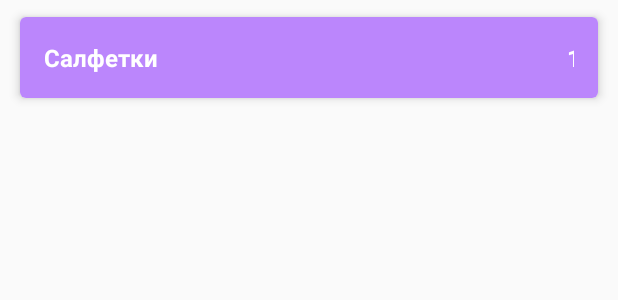
After one commit to NikaNed/ShoppingList, an Android app: the layout item_shop_enabled.xml on its own in the app's theme, with its tools: preview values and no code run, on a phone screen of 412 x 824 dp. The commit adds this screen. Shown: the top 300 px of the screen. Run offline under Robolectric (Android 15) with nearby library versions, the phone set to English and light mode, and no system bars.

Commit message:
create layout shopping list

```diff
--- a/app/src/main/java/com/example/myshoppinglist/data/ShopListRepositoryImpl.kt
+++ b/app/src/main/java/com/example/myshoppinglist/data/ShopListRepositoryImpl.kt
@@ -13,7 +13,7 @@ object ShopListRepositoryImpl: ShopListRepository {
     private var autoIncrementId = 0
 
     init {
-        for (i in 1 until 10) {
+        for (i in 0 until 10) {
             val item = ShopItem("Name $i", i, enabled = true)
             addShopItem(item)
         }
--- /dev/null
+++ b/app/src/main/res/drawable/ic_button_add.xml
@@ -0,0 +1,5 @@
+<vector android:height="24dp" android:tint="#6EE7CF"
+    android:viewportHeight="24" android:viewportWidth="24"
+    android:width="24dp" xmlns:android="http://schemas.android.com/apk/res/android">
+    <path android:fillColor="@android:color/white" android:pathData="M12,2C6.48,2 2,6.48 2,12s4.48,10 10,10 10,-4.48 10,-10S17.52,2 12,2zM17,13h-4v4h-2v-4L7,13v-2h4L11,7h2v4h4v2z"/>
+</vector>
--- /dev/null
+++ b/app/src/main/res/layout/item_shop_enabled.xml
@@ -0,0 +1,55 @@
+<?xml version="1.0" encoding="utf-8"?>
+<androidx.constraintlayout.widget.ConstraintLayout xmlns:android="http://schemas.android.com/apk/res/android"
+    xmlns:app="http://schemas.android.com/apk/res-auto"
+    android:layout_width="match_parent"
+    android:layout_height="wrap_content"
+    xmlns:tools="http://schemas.android.com/tools">
+
+    <androidx.cardview.widget.CardView
+        android:layout_width="match_parent"
+        android:layout_height="wrap_content"
+        android:layout_marginStart="8dp"
+        android:layout_marginTop="4dp"
+        android:layout_marginEnd="8dp"
+        android:layout_marginBottom="4dp"
+        app:cardCornerRadius="4dp"
+        app:cardElevation="4dp"
+        app:cardUseCompatPadding="true"
+        app:layout_constraintBottom_toBottomOf="parent"
+        app:layout_constraintEnd_toEndOf="parent"
+        app:layout_constraintStart_toStartOf="parent"
+        app:layout_constraintTop_toTopOf="parent">
+
+        <LinearLayout
+            android:layout_width="match_parent"
+            android:layout_height="wrap_content"
+            android:orientation="horizontal"
+            android:background="@color/purple_200"
+            android:padding="16dp">
+
+            <TextView
+                android:id="@+id/tv_name"
+                android:layout_width="match_parent"
+                android:layout_height="wrap_content"
+                android:layout_weight="1"
+                android:textColor="@color/white"
+                android:textSize="16sp"
+                android:textStyle="bold"
+                tools:text="Салфетки" />
+
+            <TextView
+                android:id="@+id/tv_count"
+                android:layout_width="wrap_content"
+                android:layout_height="wrap_content"
+                android:layout_weight="1"
+                android:textColor="@color/white"
+                android:textSize="16sp"
+                android:textStyle="bold"
+                android:verticalScrollbarPosition="defaultPosition"
+                tools:text="1" />
+
+        </LinearLayout>
+
+    </androidx.cardview.widget.CardView>
+
+</androidx.constraintlayout.widget.ConstraintLayout>
```
Also changed, not shown: app/src/main/java/com/example/myshoppinglist/presentation/MainActivity.kt (+8 -0 lines), app/src/main/res/layout/activity_main.xml (+20 -5 lines), app/src/main/res/layout/item_shop_disabled.xml (added, +55 -0 lines).
